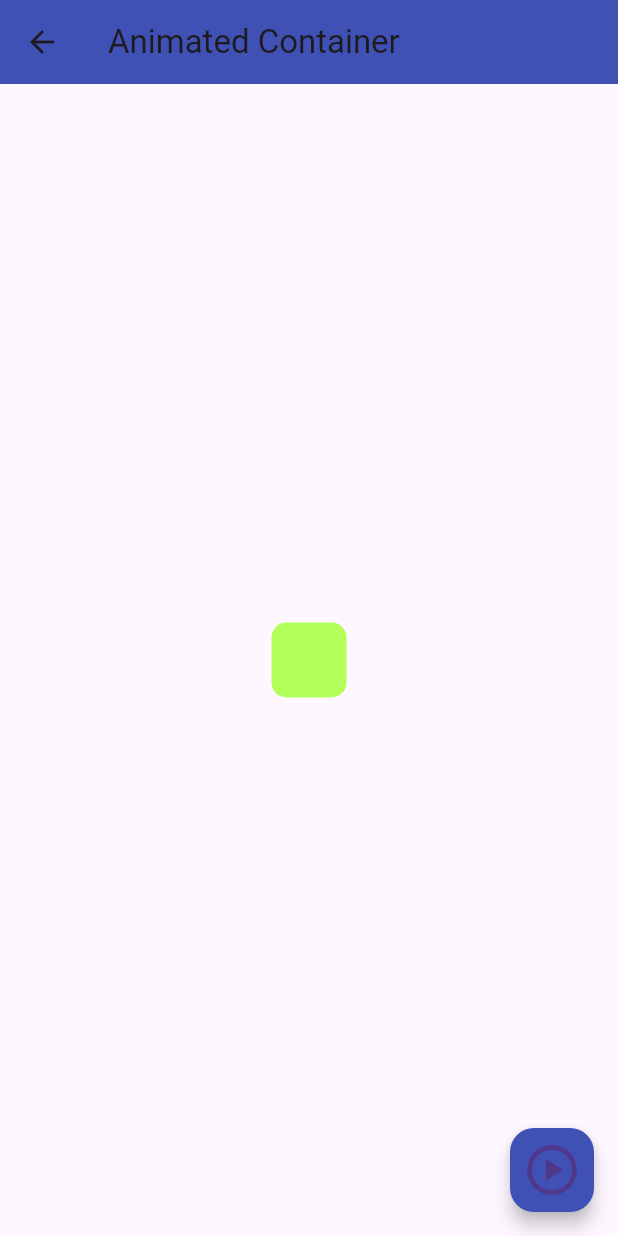
After one commit to RaulPachecoo/fl_components, a Flutter app: the AnimatedScreen screen opened by its route, on a phone screen of 412 x 824 dp. The commit adds this screen. Run offline on Flutter 3.47's test engine with Material 3 defaults, Android fonts, the phone set to English and light mode, and no system bars.

Commit message:
Commit 2

```diff
--- a/fl_components/lib/app_routes/app_routes.dart
+++ b/fl_components/lib/app_routes/app_routes.dart
@@ -1,6 +1,7 @@
 import 'package:flutter/material.dart';
 import 'package:fl_components/models/models.dart';
 import 'package:fl_components/screens/screens.dart';
+
 
 class AppRoutes{
   static const initialRoute = 'home';
@@ -10,6 +11,8 @@ class AppRoutes{
     MenuOption(route: 'listview2', icon: Icons.list, name: 'Listview tipo 2', screen: const ListView2Screen()),
     MenuOption(route: 'alert', icon: Icons.add_alert_outlined, name: 'Alertas', screen: const AlertScreen()),
     MenuOption(route: 'card', icon: Icons.credit_card, name: 'Cards', screen: const CardScreen()),
+    MenuOption(route: 'avatar', icon: Icons.supervised_user_circle_outlined, name: 'Avatar', screen: const AvatarScreen()),
+    MenuOption(route: 'animated', icon: Icons.play_circle_fill_outlined, name: 'AnimatedContainer', screen: const AnimatedScreen()),
   ];
 
   static Map<String, Widget Function(BuildContext)> getAppRoutes(){
@@ -28,4 +31,5 @@ class AppRoutes{
       builder: (context) => const AlertScreen(),
     );
   }
+
 }
--- /dev/null
+++ b/fl_components/lib/screens/animated_screen.dart
@@ -0,0 +1,52 @@
+import 'dart:math';
+import 'package:flutter/material.dart';
+
+
+class AnimatedScreen extends StatefulWidget {
+
+
+
+  const AnimatedScreen({Key? key}) : super(key: key);
+
+  @override
+  State<AnimatedScreen> createState() => _AnimatedScreenState();
+}
+
+class _AnimatedScreenState extends State<AnimatedScreen> {
+
+  double _width = 50;
+  double _height = 50;
+  Color _color = Colors.lightGreenAccent;
+  BorderRadiusGeometry _borderRadius = BorderRadius.circular(10);
+
+
+  @override
+  Widget build(BuildContext context) {
+    return Scaffold(
+      appBar: AppBar(
+        title: const Text('Animated Container'),
+      ),
+      body: Center(
+         child: Container(
+          width: _width,
+          height: _height,
+          decoration: BoxDecoration(
+            color: _color,
+            borderRadius: _borderRadius
+          ),
+         ),
+      ),
+      floatingActionButton: FloatingActionButton(
+
+        child: const Icon(Icons.play_circle_outlined, size: 40,),
+        onPressed: () {
+          _width = Random().nextInt(300) + 20;
+          _height = Random().nextInt(300) + 20;
+          _color = Color.fromRGBO(Random().nextInt(256), Random().nextInt(256), Random().nextInt(256), 1.0);
+          setState(() {
+          });
+        },
+      ),
+    );
+  }
+}
--- a/fl_components/lib/screens/listview1_screen.dart
+++ b/fl_components/lib/screens/listview1_screen.dart
@@ -12,7 +12,7 @@ class ListView1Screen extends StatelessWidget {
   Widget build(BuildContext context) {
     return Scaffold(
       appBar: AppBar(
-        title: const Text('Listview Tipo 1'),
+        title: const Text('Casas de Juego de Tronos'),
       ),
       body: ListView(
         children: [
--- a/fl_components/lib/screens/screens.dart
+++ b/fl_components/lib/screens/screens.dart
@@ -7,3 +7,5 @@ export 'package:fl_components/screens/targaryen_screen.dart';
 export 'package:fl_components/screens/stark_screen.dart';
 export 'package:fl_components/screens/lannister_screen.dart';
 export 'package:fl_components/screens/baratheon_screen.dart';
+export 'package:fl_components/screens/avatar_screen.dart';
+export 'package:fl_components/screens/animated_screen.dart';
--- a/fl_components/lib/theme/app_theme.dart
+++ b/fl_components/lib/theme/app_theme.dart
@@ -16,6 +16,22 @@ class AppTheme{
         // Color del TextButton
         textButtonTheme: TextButtonThemeData(
           style: TextButton.styleFrom(foregroundColor: primary),
+        ),
+
+        floatingActionButtonTheme: const FloatingActionButtonThemeData(
+          backgroundColor: primary,
+          elevation: 5,
+        ),
+
+        //Elevated Button
+        elevatedButtonTheme: ElevatedButtonThemeData(
+          style: ElevatedButton.styleFrom(
+            backgroundColor: primary,
+            shape: const StadiumBorder(),
+            elevation: 0,
+            foregroundColor: Colors.white
+
+          )
         )
 
 
```
Also changed, not shown: fl_components/lib/screens/alert_screen.dart (+34 -2 lines), fl_components/lib/screens/avatar_screen.dart (added, +31 -0 lines), fl_components/lib/screens/card_screen.dart (+6 -4 lines), fl_components/lib/widgets/custom_card_tipo_2.dart (+19 -11 lines).
